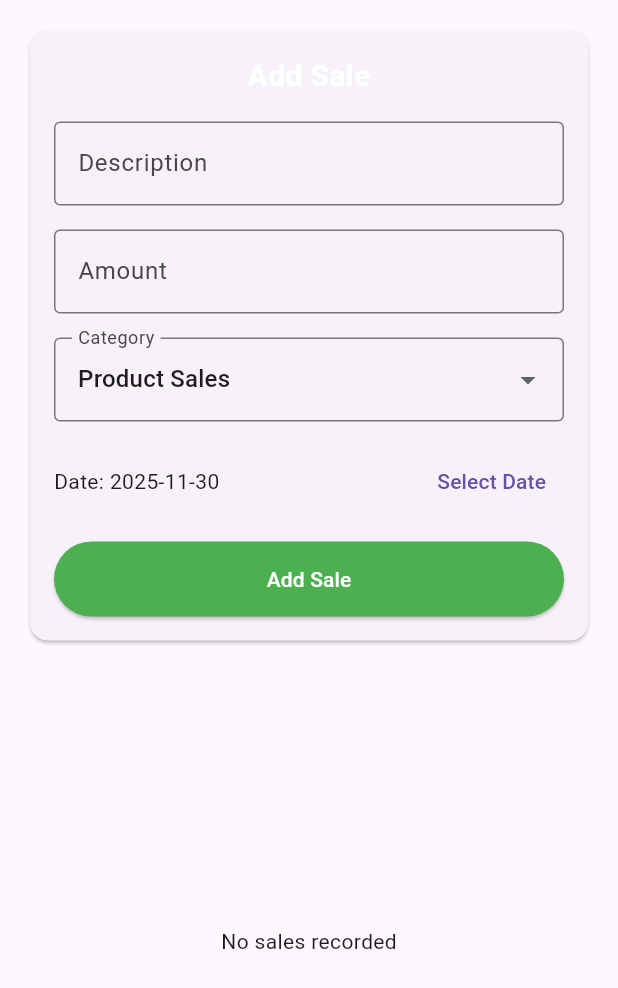
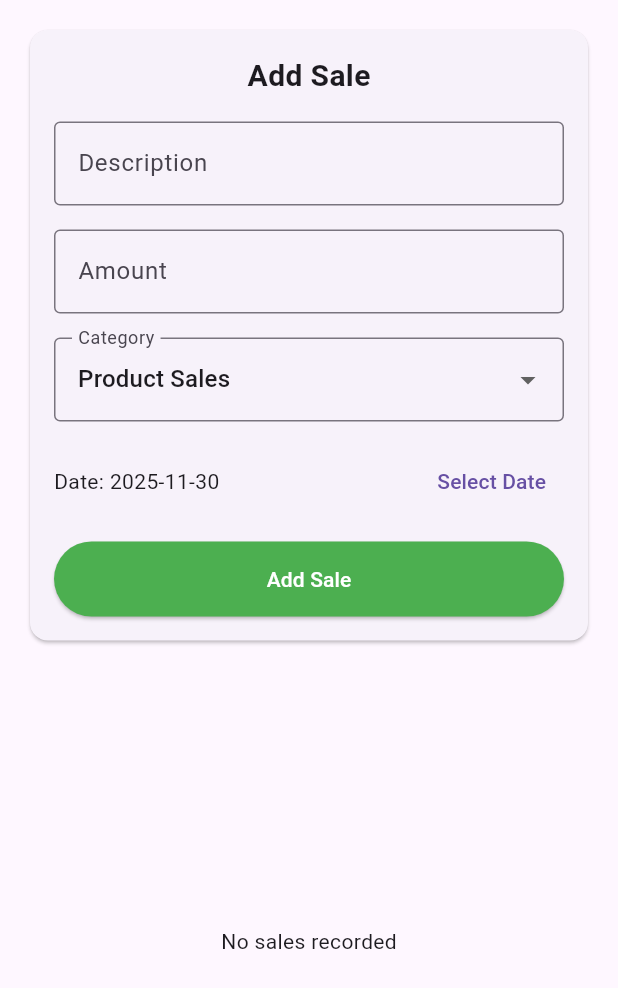
Before and after one commit to zigahchristian/faustina, a Flutter app: the SalesPage widget shown alone on an empty page, opened directly, on a phone screen of 412 x 824 dp. Shown: the top 988 px of the screen. Run offline on Flutter 3.47's test engine with Material 3 defaults, Android fonts, the phone set to English and light mode, and no system bars; our stand-ins replace fl_chart, google_sign_in, pdf, printing, shared_preferences, sqflite and 2 more; accounts and stored records are empty.

Commit message:
Before Pushing to PlayStore

```diff
--- a/lib/screens/sales_page.dart
+++ b/lib/screens/sales_page.dart
@@ -224,7 +224,7 @@ class _SalesPageState extends State<SalesPage> {
                 key: _formKey,
                 child: Column(
                   children: [
-                    Text('Add Sale', style: TextStyle(fontSize: 20, fontWeight: FontWeight.bold, color: Colors.white)),
+                    Text('Add Sale', style: TextStyle(fontSize: 20, fontWeight: FontWeight.bold)),
                     SizedBox(height: 16),
                     TextFormField(
                       controller: _descriptionController,
```
Also changed, not shown: 1 other file.
